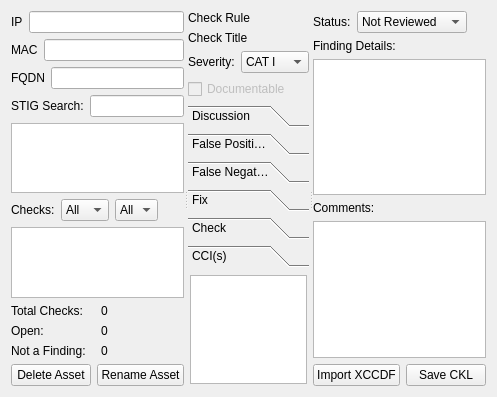
Above: src/assetview.ui from squinky86/STIGQter before the change. Below: the same form after it.
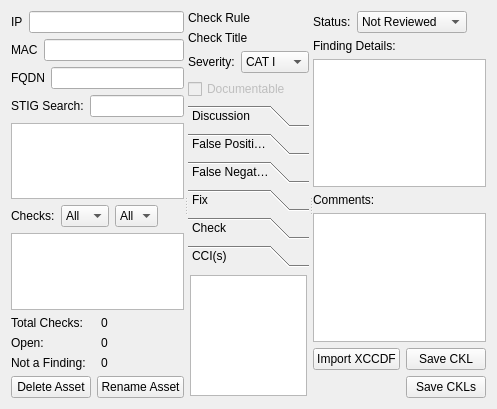
That is the form after the change.

The edit to the form file:
```diff
--- a/src/assetview.ui
+++ b/src/assetview.ui
@@ -6,8 +6,8 @@
    <rect>
     <x>0</x>
     <y>0</y>
-    <width>484</width>
-    <height>397</height>
+    <width>486</width>
+    <height>409</height>
    </rect>
   </property>
   <property name="windowTitle">
@@ -572,7 +572,7 @@
             <x>0</x>
             <y>0</y>
             <width>119</width>
-            <height>126</height>
+            <height>129</height>
            </rect>
           </property>
           <attribute name="label">
@@ -714,6 +714,30 @@
          </item>
         </layout>
        </item>
+       <item>
+        <layout class="QHBoxLayout" name="horizontalLayout_13">
+         <item>
+          <spacer name="horizontalSpacer_6">
+           <property name="orientation">
+            <enum>Qt::Horizontal</enum>
+           </property>
+           <property name="sizeHint" stdset="0">
+            <size>
+             <width>40</width>
+             <height>20</height>
+            </size>
+           </property>
+          </spacer>
+         </item>
+         <item>
+          <widget class="QPushButton" name="btnSaveCKLs">
+           <property name="text">
+            <string>Save CKLs</string>
+           </property>
+          </widget>
+         </item>
+        </layout>
+       </item>
       </layout>
      </widget>
     </widget>
```
Left out of the diff: 39 changed lines with no effect on the pictures.
